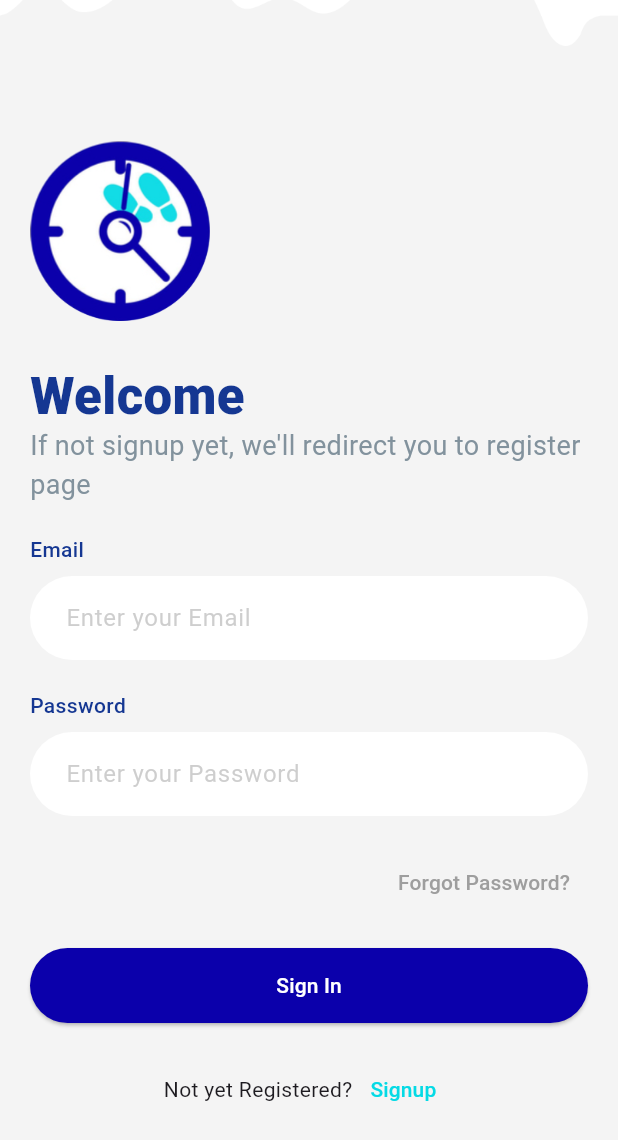
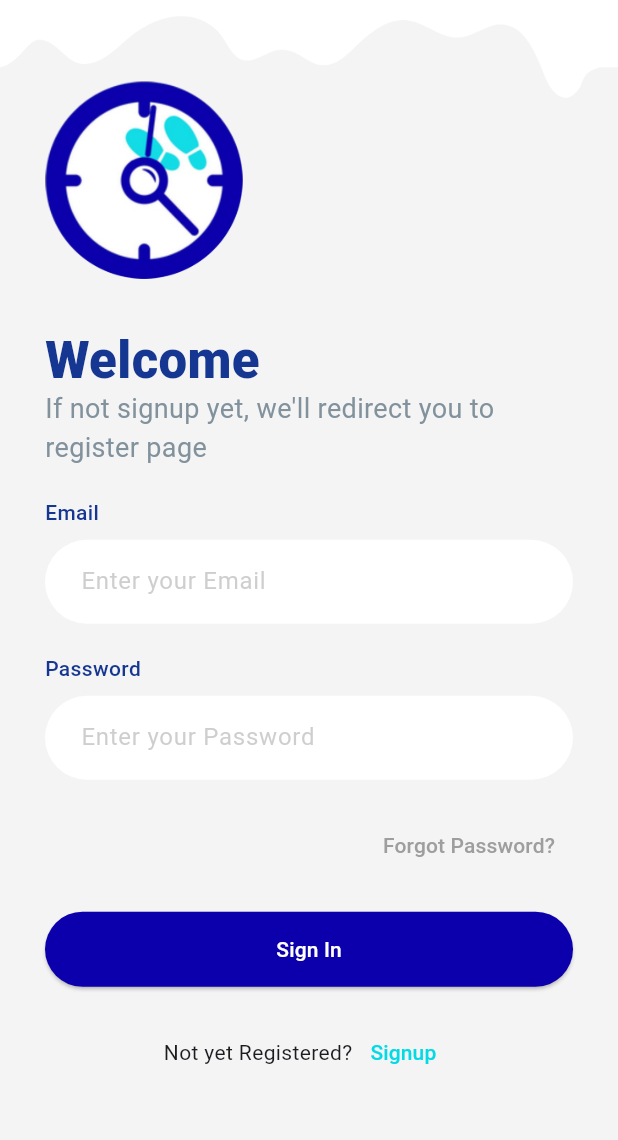
Before and after one commit to sdas801/scavanger, a Flutter app: the screen it shows after launch, after a tap on "Sign In", on a phone screen of 412 x 824 dp. Shown: the top 1140 px of the screen. Run offline on Flutter 3.47's test engine with Material 3 defaults, Android fonts, the light colour scheme and no system bars; our stand-ins replace another_carousel_pro, bubble, camera, connectivity_plus, dio, easy_stepper and 21 more; missing offline and left inert: flutter_stripe, gallery_saver_plus, photo_manager, qr_code_dart_scan, random_avatar, searchable_paginated_dropdown and 1 more; network calls fail; Roboto replaces fonts that are missing (Raleway).

Commit message:
login page fix

```diff
--- a/lib/CreateNewTeam.dart
+++ b/lib/CreateNewTeam.dart
@@ -29,7 +29,7 @@ class CreateNewTeam extends StatefulWidget {
       required this.gameid});
 
   @override
-  _CreateNewTeamState createState() => _CreateNewTeamState();
+  State<CreateNewTeam> createState() => _CreateNewTeamState();
 }
 
 class _CreateNewTeamState extends State<CreateNewTeam> {
--- a/lib/OTPScreen.dart
+++ b/lib/OTPScreen.dart
@@ -229,8 +229,10 @@ class _OTPScreenState extends State<OTPScreen> {
               // ],
             ),
             body: SingleChildScrollView(
-              child: Container(
+              child: DecoratedBox(
+                decoration: BoxDecoration(
                 color: const Color(0xFF0B00AB),
+                ),
                 child: Column(
                   children: [
                     const SizedBox(height: 40),
--- a/lib/login_screen.dart
+++ b/lib/login_screen.dart
@@ -13,7 +13,7 @@ class LoginScreen extends StatefulWidget {
   const LoginScreen({super.key});
 
   @override
-  _LoginScreenState createState() => _LoginScreenState();
+  State<LoginScreen> createState() => _LoginScreenState();
 }
 
 class _LoginScreenState extends State<LoginScreen> {
@@ -118,28 +118,36 @@ class _LoginScreenState extends State<LoginScreen> {
   Widget build(BuildContext context) {
     return Scaffold(
       backgroundColor: const Color.fromARGB(235, 255, 255, 255),
-      body: Container(
-        padding: const EdgeInsets.only(top: 20.0, left: 20.0, right: 20.0),
-        decoration: const BoxDecoration(
-          image: DecorationImage(
-            image: AssetImage("assets/images/bg_Screen.png"),
+      body: LayoutBuilder(
+        builder:(context, constraints) {
+          var width = constraints.maxWidth;
+          var height = constraints.maxHeight;
+          return SafeArea(
+            child: SizedBox.expand(
+              child: Stack(
+                children: [
+                  Positioned.fill(
+                  child: Image.asset(
+                    "assets/images/bg_Screen.png",
                     fit: BoxFit.cover,
+                    alignment: Alignment.topCenter,
                   ),
                 ),
-        child: Center(
-          child: SingleChildScrollView(
+
+                SingleChildScrollView(
+                  child: Padding(
+                    padding: const EdgeInsets.only(left: 30.0, right: 30.0),
                     child: Column(
-              //mainAxisAlignment: MainAxisAlignment.center,
+                      crossAxisAlignment: CrossAxisAlignment.start,
+                      // mainAxisAlignment: MainAxisAlignment.center,
                       children: <Widget>[
-                Container(
-                  alignment: Alignment.centerLeft,
-                  child: Image.asset(
-                    'assets/images/1 1.png', // Update the image asset accordingly
-                    height: 120,
-                    fit: BoxFit.fill,
-                  ),
-                ),
-                const SizedBox(height: 30),
+                        SizedBox(height: height * (5.55/100)),
+
+                        Image(
+                            image: const AssetImage('assets/images/1 1.png'),
+                            height: height * (18/100),
+                            width: width * (32/100)),
+                        SizedBox(height: height * (3.13/100)),
                         const Text.rich(
                           TextSpan(
                             children: [
@@ -234,7 +242,11 @@ class _LoginScreenState extends State<LoginScreen> {
                       ],
                     ),
                   ),
+                ),],
               ),
+            ),
+          );
+        },
       ),
     );
   }
--- a/lib/main.dart
+++ b/lib/main.dart
@@ -1,6 +1,5 @@
 import 'package:connectivity_plus/connectivity_plus.dart';
 import 'package:flutter/material.dart';
-import 'package:flutter/rendering.dart';
 import 'package:scavenger_app/Dependency_injection.dart';
 import 'package:scavenger_app/HomeScreen.dart';
 import 'package:scavenger_app/networkcheck.dart';
--- a/lib/pre_login.dart
+++ b/lib/pre_login.dart
@@ -1,5 +1,4 @@
 import 'package:flutter/material.dart';
-import 'package:flutter/rendering.dart';
 import 'login_screen.dart'; // Import the login screen
 import 'signup_screen.dart'; // Import the sign-up screen
 
```
Also changed, not shown: lib/pages/challenge/challenge_details.page.dart (+24 -18 lines), 2 other files. Lines whose indentation alone changed are shown as unchanged.
